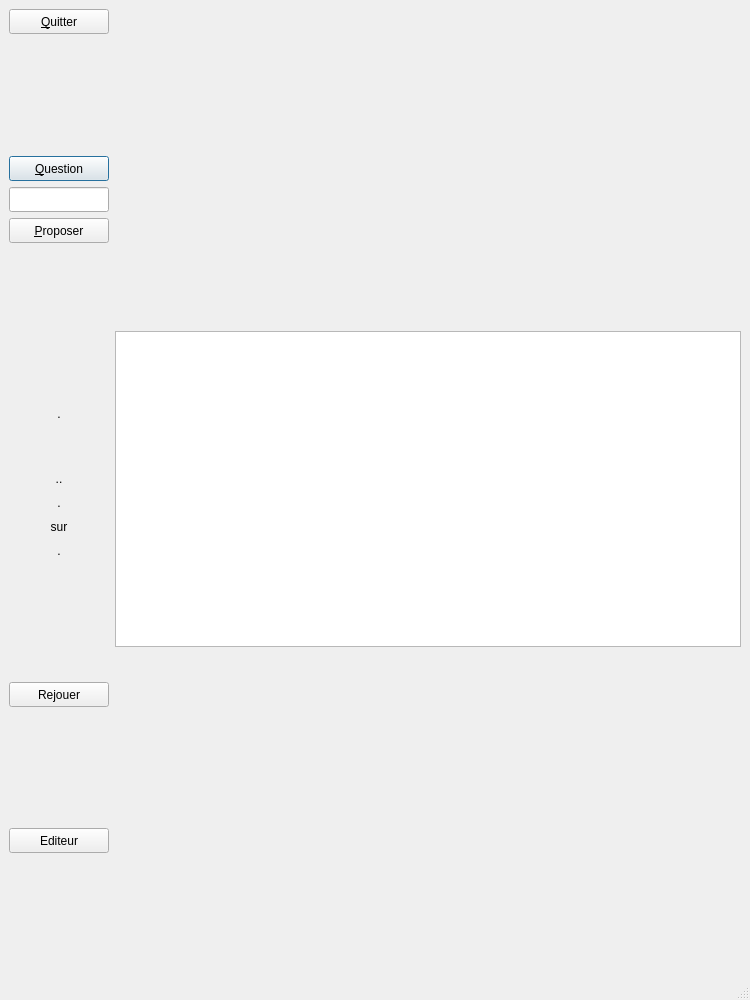
Qt form exercice.ui (Txikilinux/leterrier-calculment) before a commit.
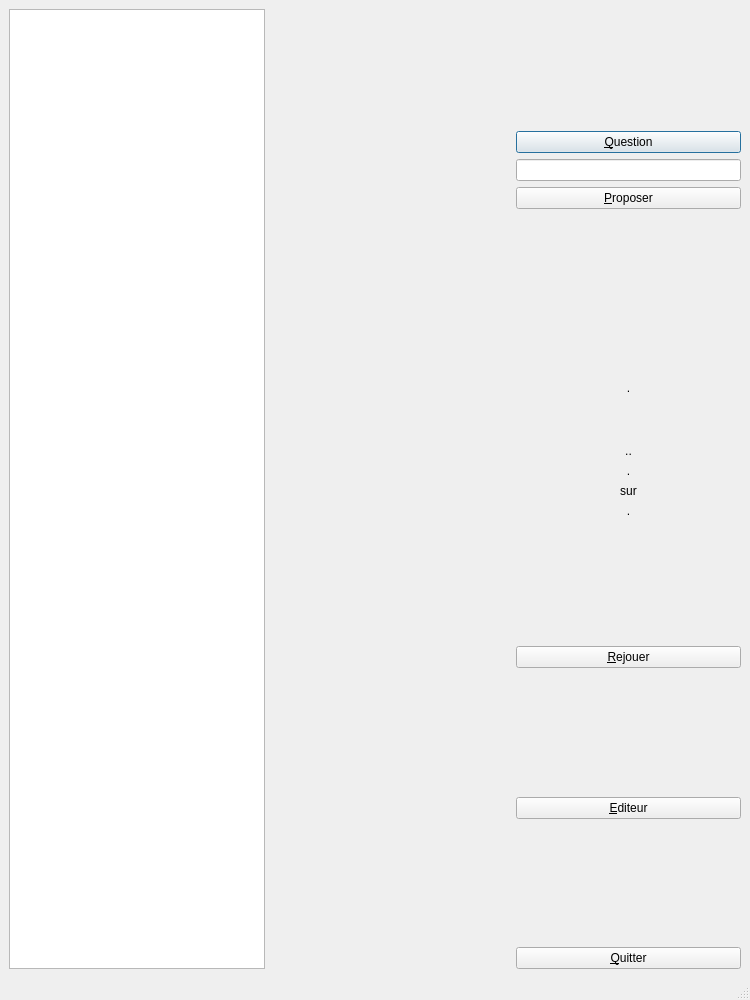
The same form after that commit.

Commit message: refonte interface exercice + accélération voiture + arbalete finie

Diff of the .ui file:
```diff
--- a/exercice.ui
+++ b/exercice.ui
@@ -30,62 +30,31 @@
     </size>
    </property>
    <layout class="QGridLayout" name="gridLayout">
-    <item row="0" column="0" rowspan="3">
+    <item row="0" column="0">
+     <widget class="QGraphicsView" name="vue"/>
+    </item>
+    <item row="0" column="2">
      <layout class="QVBoxLayout" name="verticalLayout_3">
-      <property name="sizeConstraint">
-       <enum>QLayout::SetFixedSize</enum>
+      <property name="leftMargin">
+       <number>10</number>
       </property>
       <item>
-       <widget class="QPushButton" name="btnQuitter">
-        <property name="minimumSize">
-         <size>
-          <width>0</width>
-          <height>25</height>
-         </size>
-        </property>
-        <property name="maximumSize">
-         <size>
-          <width>100</width>
-          <height>40</height>
-         </size>
-        </property>
-        <property name="text">
-         <string>&amp;Quitter</string>
-        </property>
-       </widget>
-      </item>
-      <item>
-       <spacer name="verticalSpacer">
+       <spacer name="verticalSpacer_1">
         <property name="orientation">
          <enum>Qt::Vertical</enum>
         </property>
         <property name="sizeHint" stdset="0">
          <size>
           <width>20</width>
-          <height>40</height>
+          <height>20</height>
          </size>
         </property>
        </spacer>
       </item>
       <item>
        <layout class="QVBoxLayout" name="verticalLayout">
-        <property name="sizeConstraint">
-         <enum>QLayout::SetMinAndMaxSize</enum>
-        </property>
         <item>
          <widget class="QPushButton" name="btnBallon">
-          <property name="minimumSize">
-           <size>
-            <width>0</width>
-            <height>25</height>
-           </size>
-          </property>
-          <property name="maximumSize">
-           <size>
-            <width>100</width>
-            <height>40</height>
-           </size>
-          </property>
           <property name="text">
            <string>&amp;Question</string>
           </property>
@@ -95,35 +64,10 @@
          </widget>
         </item>
         <item>
-         <widget class="QLineEdit" name="leResultat">
-          <property name="minimumSize">
-           <size>
-            <width>0</width>
-            <height>25</height>
-           </size>
-          </property>
-          <property name="maximumSize">
-           <size>
-            <width>100</width>
-            <height>40</height>
-           </size>
-          </property>
-         </widget>
+         <widget class="QLineEdit" name="leResultat"/>
         </item>
         <item>
          <widget class="QPushButton" name="btnFeu">
-          <property name="minimumSize">
-           <size>
-            <width>0</width>
-            <height>25</height>
-           </size>
-          </property>
-          <property name="maximumSize">
-           <size>
-            <width>100</width>
-            <height>40</height>
-           </size>
-          </property>
           <property name="text">
            <string>&amp;Proposer</string>
           </property>
@@ -139,7 +83,7 @@
         <property name="sizeHint" stdset="0">
          <size>
           <width>20</width>
-          <height>40</height>
+          <height>20</height>
          </size>
         </property>
        </spacer>
@@ -154,12 +98,6 @@
             <height>100</height>
            </size>
           </property>
-          <property name="maximumSize">
-           <size>
-            <width>120</width>
-            <height>120</height>
-           </size>
-          </property>
           <property name="text">
            <string>.</string>
           </property>
@@ -170,18 +108,6 @@
         </item>
         <item>
          <widget class="QLabel" name="lblMsg">
-          <property name="minimumSize">
-           <size>
-            <width>0</width>
-            <height>18</height>
-           </size>
-          </property>
-          <property name="maximumSize">
-           <size>
-            <width>100</width>
-            <height>40</height>
-           </size>
-          </property>
           <property name="text">
            <string>..</string>
           </property>
@@ -192,18 +118,6 @@
         </item>
         <item>
          <widget class="QLabel" name="lblPoints">
-          <property name="minimumSize">
-           <size>
-            <width>0</width>
-            <height>18</height>
-           </size>
-          </property>
-          <property name="maximumSize">
-           <size>
-            <width>100</width>
-            <height>40</height>
-           </size>
-          </property>
           <property name="text">
            <string>.</string>
           </property>
@@ -214,18 +128,6 @@
         </item>
         <item>
          <widget class="QLabel" name="lblSur">
-          <property name="minimumSize">
-           <size>
-            <width>0</width>
-            <height>18</height>
-           </size>
-          </property>
-          <property name="maximumSize">
-           <size>
-            <width>100</width>
-            <height>40</height>
-           </size>
-          </property>
           <property name="text">
            <string>sur</string>
           </property>
@@ -236,18 +138,6 @@
         </item>
         <item>
          <widget class="QLabel" name="lblTotal">
-          <property name="minimumSize">
-           <size>
-            <width>0</width>
-            <height>18</height>
-           </size>
-          </property>
-          <property name="maximumSize">
-           <size>
-            <width>100</width>
-            <height>40</height>
-           </size>
-          </property>
           <property name="text">
            <string>.</string>
           </property>
@@ -259,69 +149,42 @@
        </layout>
       </item>
       <item>
-       <spacer name="verticalSpacer_3">
+       <spacer name="verticalSpacer">
         <property name="orientation">
          <enum>Qt::Vertical</enum>
         </property>
         <property name="sizeHint" stdset="0">
          <size>
           <width>20</width>
-          <height>40</height>
+          <height>20</height>
          </size>
         </property>
        </spacer>
       </item>
       <item>
        <widget class="QPushButton" name="btnRejouer">
-        <property name="minimumSize">
-         <size>
-          <width>0</width>
-          <height>25</height>
-         </size>
-        </property>
-        <property name="maximumSize">
-         <size>
-          <width>100</width>
-          <height>40</height>
-         </size>
-        </property>
         <property name="text">
-         <string>Rejouer</string>
-        </property>
-        <property name="default">
-         <bool>false</bool>
+         <string>&amp;Rejouer</string>
         </property>
        </widget>
       </item>
       <item>
-       <spacer name="verticalSpacer_5">
+       <spacer name="verticalSpacer_3">
         <property name="orientation">
          <enum>Qt::Vertical</enum>
         </property>
         <property name="sizeHint" stdset="0">
          <size>
           <width>20</width>
-          <height>40</height>
+          <height>20</height>
          </size>
         </property>
        </spacer>
       </item>
       <item>
        <widget class="QPushButton" name="btnEditeur">
-        <property name="minimumSize">
-         <size>
-          <width>0</width>
-          <height>25</height>
-         </size>
-        </property>
-        <property name="maximumSize">
-         <size>
-          <width>100</width>
-          <height>40</height>
-         </size>
-        </property>
         <property name="text">
-         <string>Editeur</string>
+         <string>&amp;Editeur</string>
         </property>
        </widget>
       </item>
@@ -333,48 +196,29 @@
         <property name="sizeHint" stdset="0">
          <size>
           <width>20</width>
-          <height>40</height>
+          <height>20</height>
          </size>
         </property>
        </spacer>
       </item>
+      <item>
+       <widget class="QPushButton" name="btnQuitter">
+        <property name="text">
+         <string>&amp;Quitter</string>
+        </property>
+       </widget>
+      </item>
      </layout>
     </item>
-    <item row="0" column="2">
-     <spacer name="verticalSpacer_6">
+    <item row="0" column="1">
+     <spacer name="horizontalSpacer">
       <property name="orientation">
-       <enum>Qt::Vertical</enum>
+       <enum>Qt::Horizontal</enum>
       </property>
       <property name="sizeHint" stdset="0">
        <size>
-        <width>20</width>
-        <height>304</height>
-       </size>
-      </property>
-     </spacer>
-    </item>
-    <item row="1" column="1" colspan="2">
-     <widget class="QGraphicsView" name="vue">
-      <property name="enabled">
-       <bool>true</bool>
-      </property>
-      <property name="verticalScrollBarPolicy">
-       <enum>Qt::ScrollBarAlwaysOff</enum>
-      </property>
-      <property name="horizontalScrollBarPolicy">
-       <enum>Qt::ScrollBarAlwaysOff</enum>
-      </property>
-     </widget>
-    </item>
-    <item row="2" column="1">
-     <spacer name="verticalSpacer_7">
-      <property name="orientation">
-       <enum>Qt::Vertical</enum>
-      </property>
-      <property name="sizeHint" stdset="0">
-       <size>
-        <width>20</width>
-        <height>304</height>
+        <width>10</width>
+        <height>20</height>
        </size>
       </property>
      </spacer>
```
The commit also changes 3 other files.
